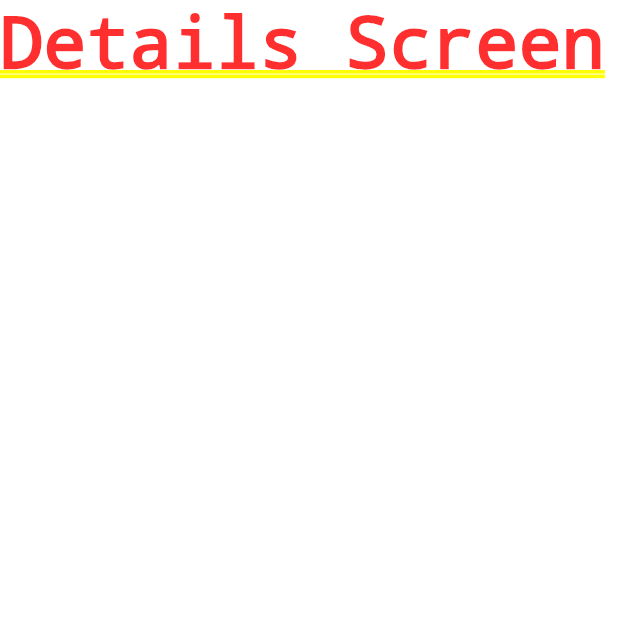
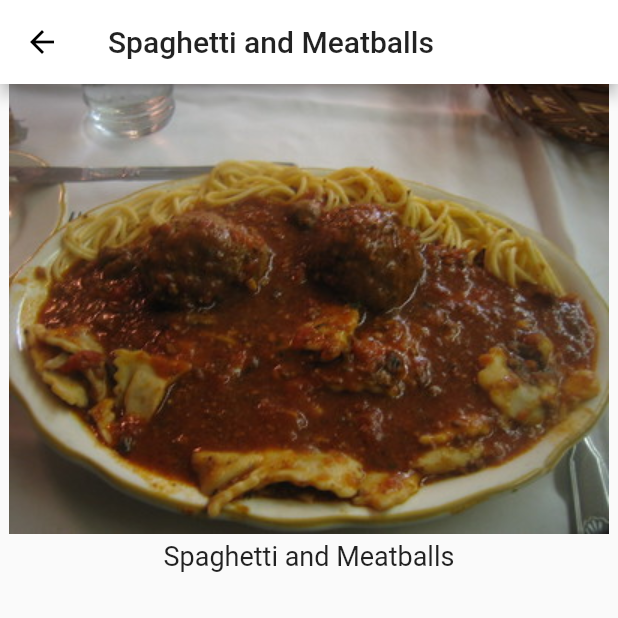
Before and after one commit to amrhesham95/flutter_recipes, a Flutter app: the screen it shows after launch, after a tap on "Spaghetti and Meatballs", on a phone screen of 412 x 824 dp, the top half of it. Run offline on Flutter 3.47's test engine with Material 2 defaults, Android fonts, the phone set to English and light mode, and no system bars.

Commit message:
RecipeDetail added

```diff
--- a/lib/main.dart
+++ b/lib/main.dart
@@ -1,6 +1,6 @@
 import 'package:flutter/material.dart';
 import 'recipe.dart';
-
+import 'recipe_details.dart';
 void main() {
   runApp(RecipeApp());
 }
@@ -88,7 +88,7 @@ class _MyHomePageState extends State<MyHomePage> {
       Navigator.push(context,
     MaterialPageRoute(
         builder: (context) {
-      return Text("Details Screen");
+      return RecipeDetail(recipe: recipe);
     })
     );},
       child: buildRecipeCard(recipe),
--- /dev/null
+++ b/lib/recipe_details.dart
@@ -0,0 +1,45 @@
+import 'package:flutter/material.dart';
+import 'recipe.dart';
+
+class RecipeDetail extends StatefulWidget {
+  final Recipe recipe;
+
+  const RecipeDetail({Key? key, required this.recipe}):
+      super(key: key);
+  @override
+  _RecipeDetailState createState() {
+    return _RecipeDetailState();
+  }
+
+}
+class _RecipeDetailState extends State<RecipeDetail> {
+  @override
+  Widget build(BuildContext context) {
+// 1
+    return Scaffold(
+      appBar: AppBar(
+        title: Text(widget.recipe.label),
+      ),
+// 2
+      body: SafeArea(
+// 3
+        child: Column(
+          children: <Widget>[
+// 4
+            SizedBox(
+              height: 300,
+              width: double.infinity,
+              child: Image(image:
+              AssetImage(widget.recipe.image)),
+            ),
+// 5
+            const SizedBox(
+              height: 4, ),
+// 6
+            Text(
+              widget.recipe.label,
+              style: const TextStyle(fontSize: 18),
+            ),
+          ], ),
+      ), );
+  } }
```
